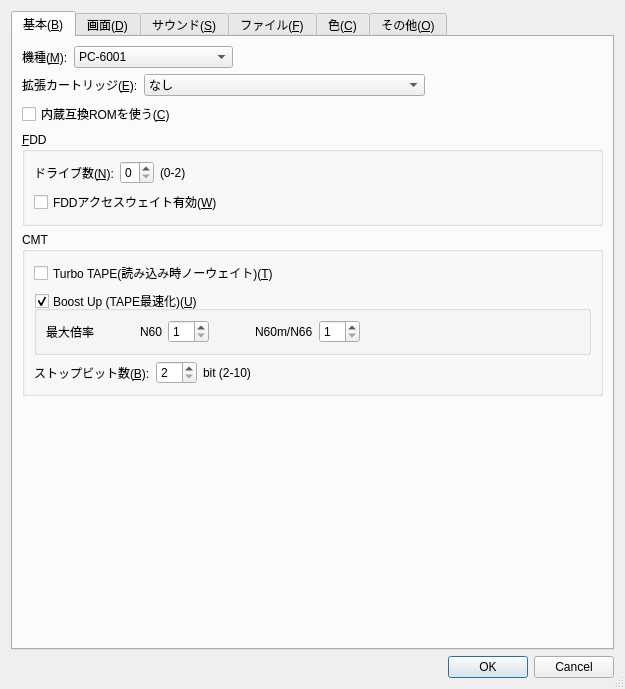
The window that src/Qt/configdialog.ui (eighttails/PC6001VX) describes before a commit, drawn with Qt 5.
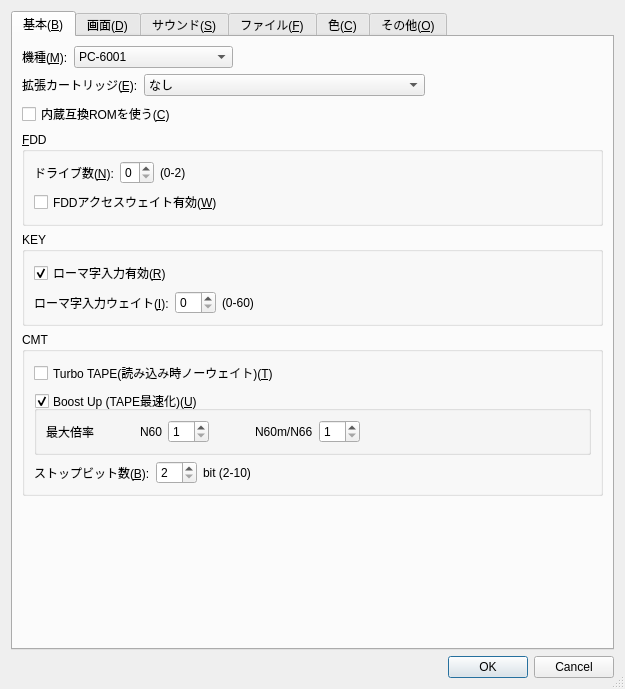
The same window after the commit. Custom widgets are drawn as their Qt base class.

Commit message: メニューの並びを変更、ローマ字入力関連の設定UIを追加

The edit to the form file:
```diff
--- a/src/Qt/configdialog.ui
+++ b/src/Qt/configdialog.ui
@@ -259,7 +259,67 @@
         </widget>
        </item>
        <item>
-        <widget class="QGroupBox" name="groupBox">
+        <widget class="QGroupBox" name="groupBoxKEY">
+         <property name="title">
+          <string>KEY</string>
+         </property>
+         <layout class="QVBoxLayout" name="verticalLayout_8">
+          <item>
+           <widget class="QCheckBox" name="checkBoxRomajiInput">
+            <property name="text">
+             <string>ローマ字入力有効(&amp;R)</string>
+            </property>
+            <property name="checked">
+             <bool>true</bool>
+            </property>
+           </widget>
+          </item>
+          <item>
+           <layout class="QHBoxLayout" name="horizontalLayout_12">
+            <item>
+             <widget class="QLabel" name="labelRomajiWait">
+              <property name="text">
+               <string>ローマ字入力ウェイト(&amp;I):</string>
+              </property>
+              <property name="buddy">
+               <cstring>spinBoxRomajiWait</cstring>
+              </property>
+             </widget>
+            </item>
+            <item>
+             <widget class="QSpinBox" name="spinBoxRomajiWait">
+              <property name="maximum">
+               <number>60</number>
+              </property>
+             </widget>
+            </item>
+            <item>
+             <widget class="QLabel" name="label_3">
+              <property name="text">
+               <string>(0-60)</string>
+              </property>
+             </widget>
+            </item>
+            <item>
+             <spacer name="horizontalSpacer_16">
+              <property name="orientation">
+               <enum>Qt::Horizontal</enum>
+              </property>
+              <property name="sizeHint" stdset="0">
+               <size>
+                <width>40</width>
+                <height>20</height>
+               </size>
+              </property>
+             </spacer>
+            </item>
+           </layout>
+          </item>
+         </layout>
+        </widget>
+       </item>
+       <item>
+        <widget class="QGroupBox" name="groupBoxCMT">
          <property name="title">
           <string>CMT</string>
          </property>
```
Left out of the diff: 10 changed lines with no effect on the pictures. The commit also changes 4 other files.
